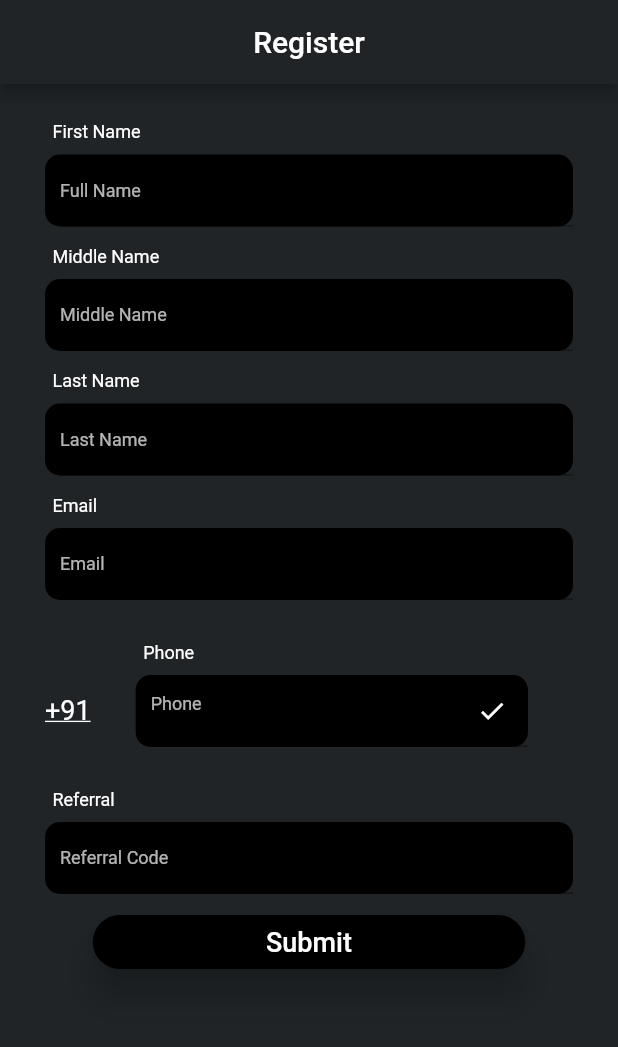
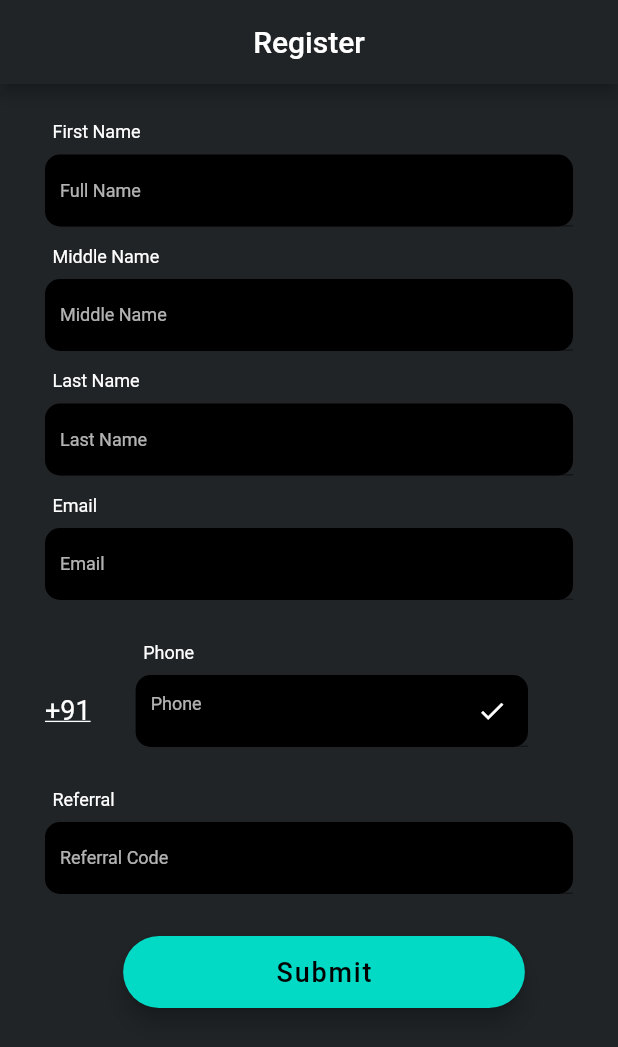
Before and after one commit to dhruvd0/cvault, a Flutter app: the ProfilePage screen opened directly, on a phone screen of 412 x 824 dp. Shown: the top 1047 px of the screen. Run offline on Flutter 3.47's test engine with Material 2 defaults, Android fonts, the phone set to English and light mode, and no system bars; our stand-ins replace bloc, device_preview, equatable, firebase_auth, firebase_core, flutter_bloc and 4 more; accounts and stored records are empty; network calls fail.

Commit message:
minor color changes for regsitration page

```diff
--- a/lib/Screens/login/login_screen.dart
+++ b/lib/Screens/login/login_screen.dart
@@ -281,9 +281,10 @@ class _LogInScreenState extends State<LogInScreen> {
     ScaffoldMessenger.of(context).showSnackBar(snackBar);
     final SharedPreferences prefs = await SharedPreferences.getInstance();
     prefs.setBool('login', true);
-
+    var bloc = BlocProvider.of<ProfileCubit>(context);
     if (phone == "+911111111111") {
       await prefs.setString(SharedPreferencesKeys.userTypeKey, UserTypes.admin);
+      bloc.changeUserType(UserTypes.admin);
       Navigator.pushReplacement(
         context,
         MaterialPageRoute(builder: (builder) => const HomePage()),
@@ -291,7 +292,7 @@ class _LogInScreenState extends State<LogInScreen> {
 
       return;
     }
-    var bloc = BlocProvider.of<ProfileCubit>(context);
+
     await bloc.fetchProfile();
     if (bloc.state is NewProfile) {
       Navigator.pushReplacement(
--- a/lib/Screens/profile/cubit/cubit/profile_cubit.dart
+++ b/lib/Screens/profile/cubit/cubit/profile_cubit.dart
@@ -59,7 +59,7 @@ class ProfileCubit extends Cubit<ProfileState> {
     ///
     ///
 
-    bool isRegistered = true;
+    bool isRegistered = false;
     if (isRegistered) {
       var map = <String, dynamic>{};
       emit(ProfileState.fromMap(map));
--- a/lib/Screens/profile/widgets/profile.dart
+++ b/lib/Screens/profile/widgets/profile.dart
@@ -228,10 +228,17 @@ class ProfilePage extends StatelessWidget {
                       ],
                     )
                   : Container(),
-              SizedBox(
-                width: MediaQuery.of(context).size.width * 0.7,
-                child: ElevatedButton(
-                  onPressed: () async {
+             SizedBox(height: 20,),
+               Padding(
+                padding: const EdgeInsets.only(left: 20),
+                child: Align(
+                  alignment: Alignment.bottomCenter,
+                  child: SizedBox(
+                    width: MediaQuery.of(context).size.width * 0.65,
+                    child: FloatingActionButton.extended(
+                      backgroundColor: const Color(0xff03dac6),
+                      foregroundColor: Colors.black,
+                      onPressed: () async {
                     if (mode == ProfilePageMode.registration) {
                       await BlocProvider.of<ProfileCubit>(context)
                           .createNewProfile();
@@ -244,17 +251,16 @@ class ProfilePage extends StatelessWidget {
                     } else {
                       /// TODO: profile edit api
                     }
-                  },
-                  child: Text(
-                    mode == ProfilePageMode.registration ? "Submit" : "Edit",
-                    style: const TextStyle(
-                      fontSize: 18,
+                      },
+                      label: Text(
+                            mode == ProfilePageMode.registration
+                                ? "Submit"
+                                : "Edit",
+                              style: TextStyle(
+                                fontSize: 18,
+                              ))
+
                     ),
-                  ),
-                  style: ElevatedButton.styleFrom(
-                    primary: Colors.black,
-                    elevation: 10,
-                    shape: const StadiumBorder(),
                   ),
                 ),
               ),
```
